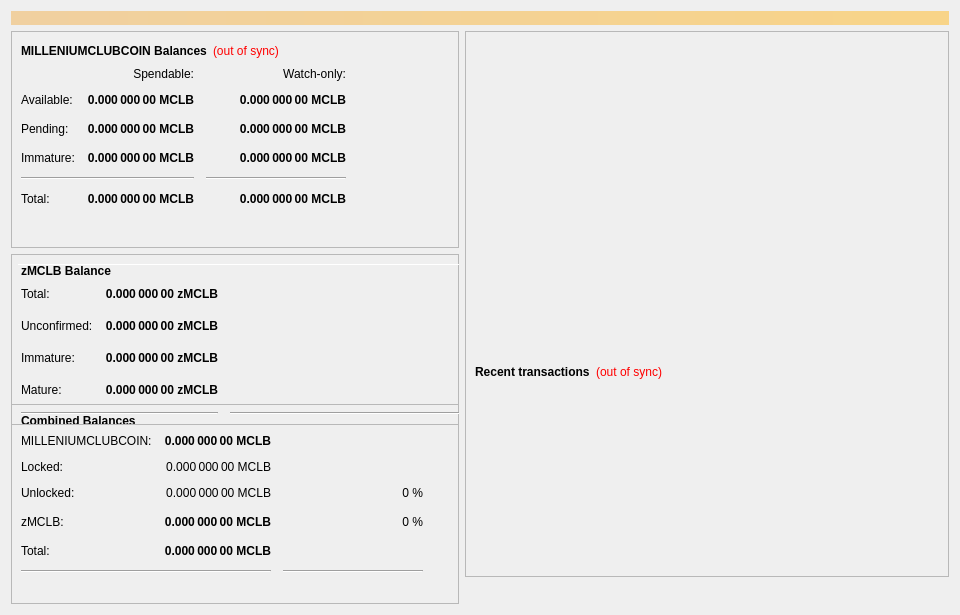
Before: the Qt Designer form src/qt/forms/overviewpage.ui in revivalist777/milleniumclub, drawn with Qt 5.
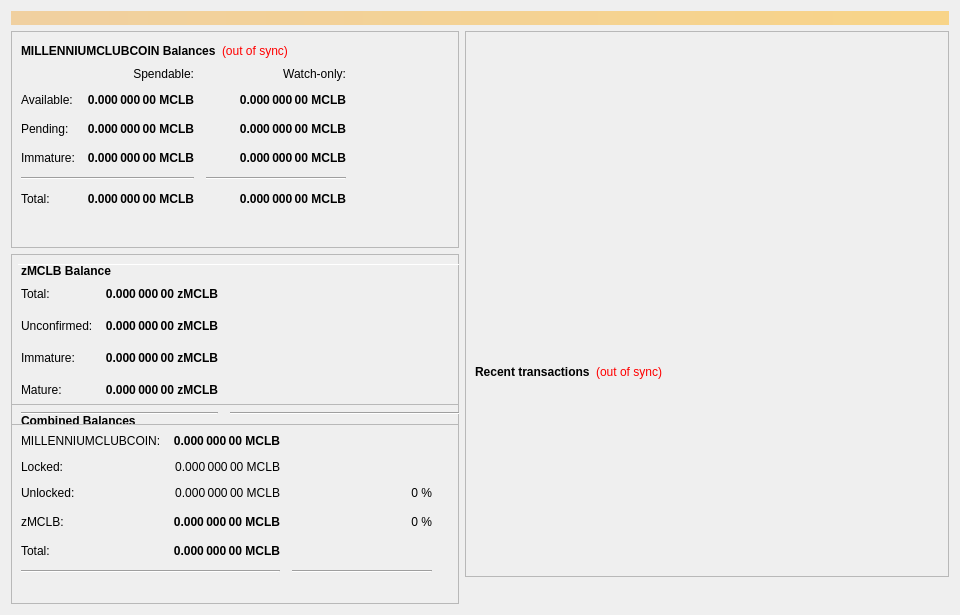
After: the same form once the commit is applied.

Commit message: MILLENIUMCLUBCOIN to MILLENNIUMCLUBCOIN

The edit to the form file:
```diff
--- a/src/qt/forms/overviewpage.ui
+++ b/src/qt/forms/overviewpage.ui
@@ -60,7 +60,7 @@
                </font>
               </property>
               <property name="text">
-               <string>MILLENIUMCLUBCOIN Balances</string>
+               <string>MILLENNIUMCLUBCOIN Balances</string>
               </property>
              </widget>
             </item>
@@ -1021,7 +1021,7 @@
              <item row="1" column="0">
               <widget class="QLabel" name="labelBalanceTextz">
                <property name="text">
-                <string>MILLENIUMCLUBCOIN:</string>
+                <string>MILLENNIUMCLUBCOIN:</string>
                </property>
               </widget>
              </item>
```
Left out of the diff: 2 changed lines with no effect on the pictures. The commit also changes 40 other files.
